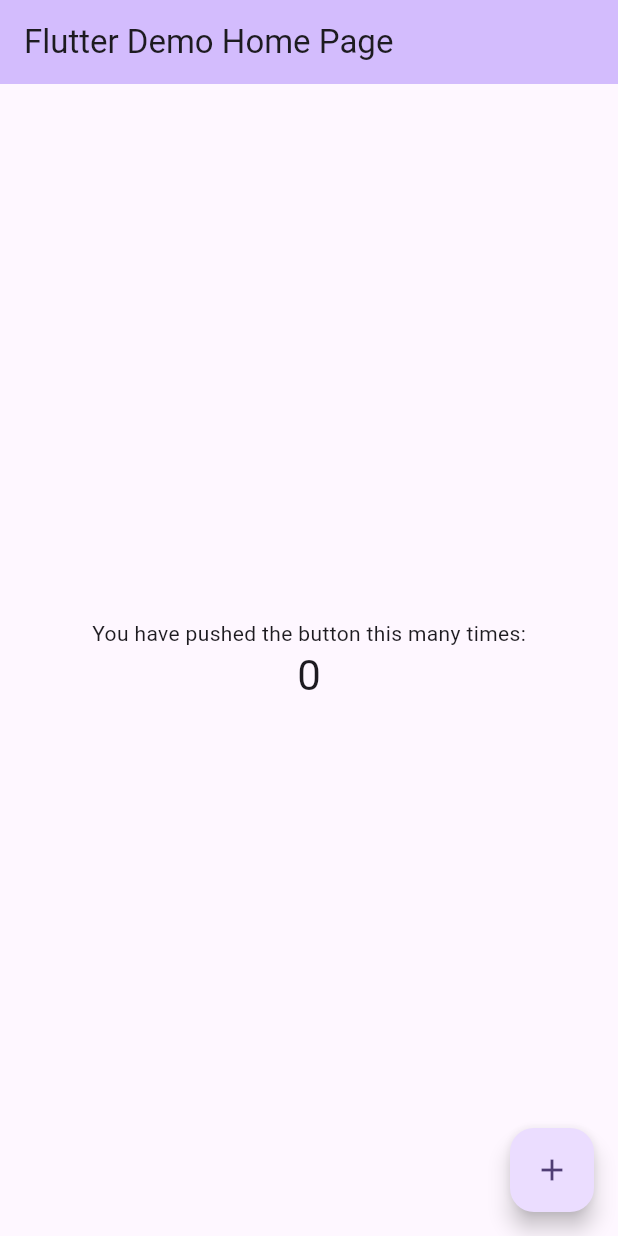
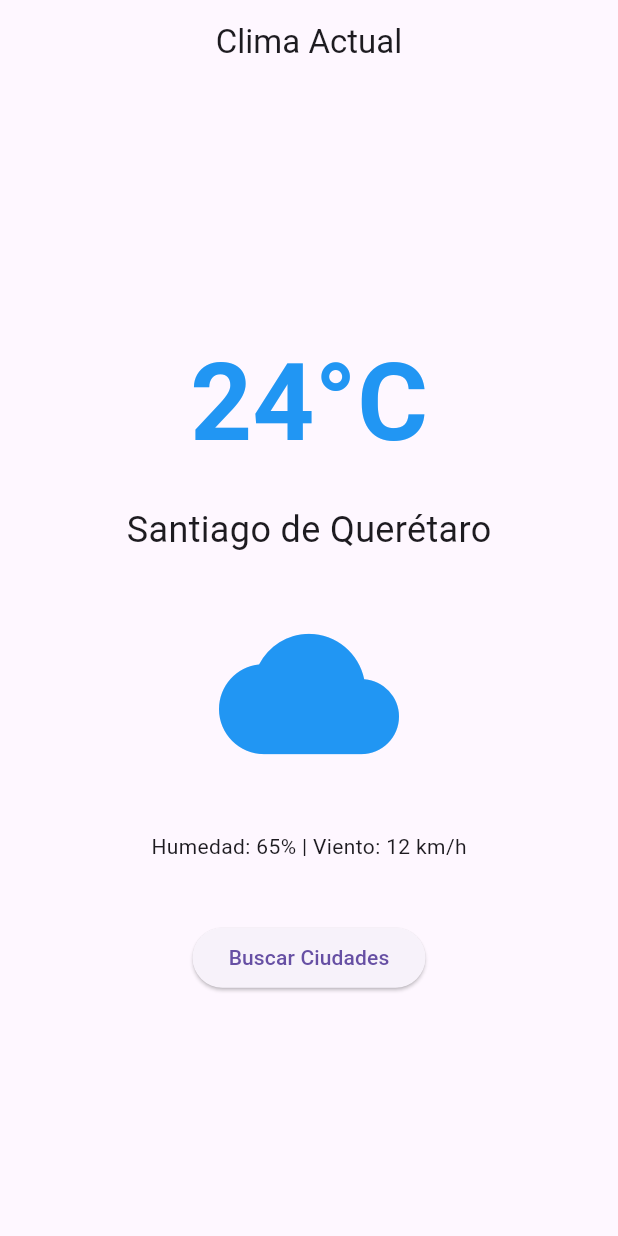
Before and after one commit to mauriciogabrielvazquez/Practicas_desarrollo_dispositivos_inteligentes, a Flutter app: the screen it shows after launch, on a phone screen of 412 x 824 dp. Run offline on Flutter 3.47's test engine with Material 3 defaults, Android fonts, the phone set to English and light mode, and no system bars.

Commit message:
P2.2: UI 3 pantallas

```diff
--- a/clima_app/lib/main.dart
+++ b/clima_app/lib/main.dart
@@ -1,4 +1,5 @@
 import 'package:flutter/material.dart';
+import 'screens/home_screen.dart';
 
 void main() {
   runApp(const MyApp());
@@ -7,116 +8,15 @@ void main() {
 class MyApp extends StatelessWidget {
   const MyApp({super.key});
 
-  // This widget is the root of your application.
   @override
   Widget build(BuildContext context) {
     return MaterialApp(
-      title: 'Flutter Demo',
+      title: 'Climate App',
       theme: ThemeData(
-        // This is the theme of your application.
-        //
-        // TRY THIS: Try running your application with "flutter run". You'll see
-        // the application has a purple toolbar. Then, without quitting the app,
-        // try changing the seedColor in the colorScheme below to Colors.green
-        // and then invoke "hot reload" (save your changes or press the "hot
-        // reload" button in a Flutter-supported IDE, or press "r" if you used
-        // the command line to start the app).
-        //
-        // Notice that the counter didn't reset back to zero; the application
-        // state is not lost during the reload. To reset the state, use hot
-        // restart instead.
-        //
-        // This works for code too, not just values: Most code changes can be
-        // tested with just a hot reload.
-        colorScheme: .fromSeed(seedColor: Colors.deepPurple),
+        primarySwatch: Colors.blue,
+        useMaterial3: true,
       ),
-      home: const MyHomePage(title: 'Flutter Demo Home Page'),
+      home: const HomeScreen(),
     );
   }
 }
-
-class MyHomePage extends StatefulWidget {
-  const MyHomePage({super.key, required this.title});
-
-  // This widget is the home page of your application. It is stateful, meaning
-  // that it has a State object (defined below) that contains fields that affect
-  // how it looks.
-
-  // This class is the configuration for the state. It holds the values (in this
-  // case the title) provided by the parent (in this case the App widget) and
-  // used by the build method of the State. Fields in a Widget subclass are
-  // always marked "final".
-
-  final String title;
-
-  @override
-  State<MyHomePage> createState() => _MyHomePageState();
-}
-
-class _MyHomePageState extends State<MyHomePage> {
-  int _counter = 0;
-
-  void _incrementCounter() {
-    setState(() {
-      // This call to setState tells the Flutter framework that something has
-      // changed in this State, which causes it to rerun the build method below
-      // so that the display can reflect the updated values. If we changed
-      // _counter without calling setState(), then the build method would not be
-      // called again, and so nothing would appear to happen.
-      _counter++;
-    });
-  }
-
-  @override
-  Widget build(BuildContext context) {
-    // This method is rerun every time setState is called, for instance as done
-    // by the _incrementCounter method above.
-    //
-    // The Flutter framework has been optimized to make rerunning build methods
-    // fast, so that you can just rebuild anything that needs updating rather
-    // than having to individually change instances of widgets.
-    return Scaffold(
-      appBar: AppBar(
-        // TRY THIS: Try changing the color here to a specific color (to
-        // Colors.amber, perhaps?) and trigger a hot reload to see the AppBar
-        // change color while the other colors stay the same.
-        backgroundColor: Theme.of(context).colorScheme.inversePrimary,
-        // Here we take the value from the MyHomePage object that was created by
-        // the App.build method, and use it to set our appbar title.
-        title: Text(widget.title),
-      ),
-      body: Center(
-        // Center is a layout widget. It takes a single child and positions it
-        // in the middle of the parent.
-        child: Column(
-          // Column is also a layout widget. It takes a list of children and
-          // arranges them vertically. By default, it sizes itself to fit its
-          // children horizontally, and tries to be as tall as its parent.
-          //
-          // Column has various properties to control how it sizes itself and
-          // how it positions its children. Here we use mainAxisAlignment to
-          // center the children vertically; the main axis here is the vertical
-          // axis because Columns are vertical (the cross axis would be
-          // horizontal).
-          //
-          // TRY THIS: Invoke "debug painting" (choose the "Toggle Debug Paint"
-          // action in the IDE, or press "p" in the console), to see the
-          // wireframe for each widget.
-          mainAxisAlignment: .center,
-          children: [
-            const Text('You have pushed the button this many times:'),
-            Text(
-              '$_counter',
-              style: Theme.of(context).textTheme.headlineMedium,
-            ),
-          ],
-        ),
-      ),
-      floatingActionButton: FloatingActionButton(
-        onPressed: _incrementCounter,
-        tooltip: 'Increment',
-        child: const Icon(Icons.add),
-      ),
-    );
-  }
-}
--- /dev/null
+++ b/clima_app/lib/screens/home_screen.dart
@@ -0,0 +1,58 @@
+import 'package:flutter/material.dart';
+import 'search_screen.dart';
+import '../widgets/weather_icon.dart';
+
+class HomeScreen extends StatelessWidget {
+  const HomeScreen({Key? key}) : super(key: key);
+
+  @override
+  Widget build(BuildContext context) {
+    final width = MediaQuery.of(context).size.width;
+
+    return Scaffold(
+      appBar: AppBar(
+        title: const Text('Clima Actual'),
+        centerTitle: true,
+      ),
+      body: Center(
+        child: width > 600
+            ? Row(
+                mainAxisAlignment: MainAxisAlignment.spaceEvenly,
+                children: _buildDashboardContent(context),
+              )
+            : Column(
+                mainAxisAlignment: MainAxisAlignment.center,
+                children: _buildDashboardContent(context),
+              ),
+      ),
+    );
+  }
+
+  List<Widget> _buildDashboardContent(BuildContext context) {
+    return [
+      const Text(
+        '24°C',
+        style: TextStyle(fontSize: 72, fontWeight: FontWeight.bold, color: Colors.blue),
+      ),
+      const SizedBox(height: 16),
+      const Text(
+        'Santiago de Querétaro',
+        style: TextStyle(fontSize: 24),
+      ),
+      const SizedBox(height: 32),
+      const WeatherIcon(condition: 'cloudy'),
+      const SizedBox(height: 32),
+      const Text('Humedad: 65% | Viento: 12 km/h'),
+      const SizedBox(height: 40),
+      ElevatedButton(
+        onPressed: () {
+          Navigator.push(
+            context,
+            MaterialPageRoute(builder: (context) => const SearchScreen()),
+          );
+        },
+        child: const Text('Buscar Ciudades'),
+      ),
+    ];
+  }
+}
--- /dev/null
+++ b/clima_app/lib/widgets/weather_icon.dart
@@ -0,0 +1,16 @@
+import 'package:flutter/material.dart';
+
+class WeatherIcon extends StatelessWidget {
+  final String condition;
+
+  const WeatherIcon({Key? key, required this.condition}) : super(key: key);
+
+  @override
+  Widget build(BuildContext context) {
+    return Icon(
+      condition == 'sunny' ? Icons.wb_sunny : Icons.cloud,
+      size: 120, // Tamaño grande para el dashboard
+      color: Colors.blue,
+    );
+  }
+}
```
Also changed, not shown: clima_app/lib/screens/detail_screen.dart (added, +40 -0 lines), clima_app/lib/screens/search_screen.dart (added, +65 -0 lines), clima_app/lib/widgets/custom_button.dart (added, +19 -0 lines), clima_app/lib/widgets/temperature_card.dart (added, +25 -0 lines), clima_app/evidencias_capturas/apliacion 1.jpeg (added), clima_app/evidencias_capturas/aplicacion 2.jpeg (added), clima_app/evidencias_capturas/aplicacion 3.jpeg (added).
